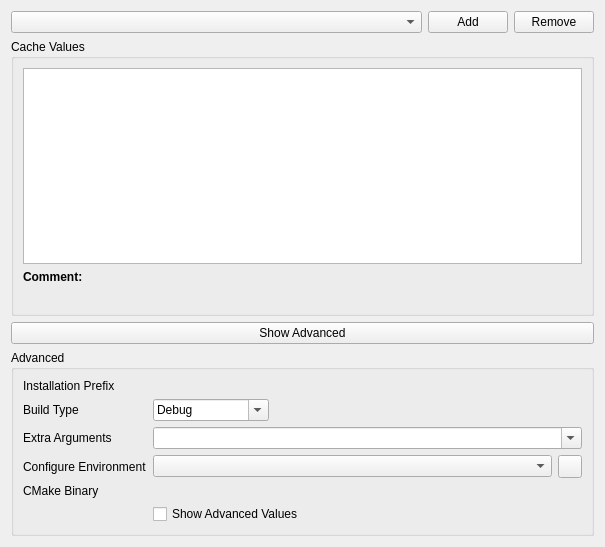
First picture: the form in projectmanagers/cmake/settings/cmakebuildsettings.ui, repository KDE/kdevelop, before the edit.
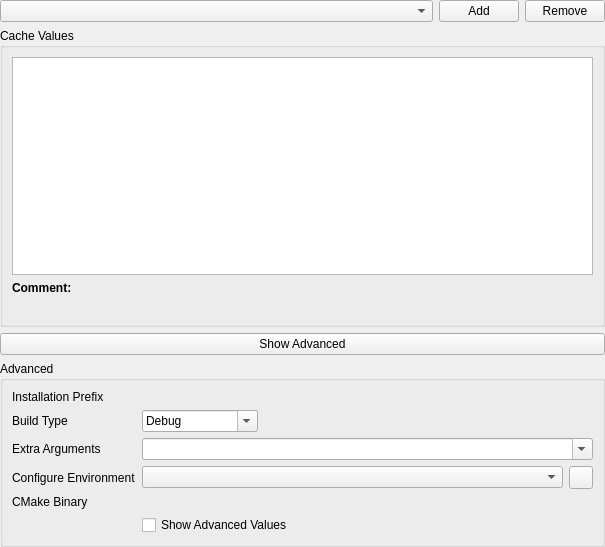
Second picture: the form after the edit. Custom widgets are drawn as their Qt base class.

Commit message: Remove additional margin around setting pages

Diff of the .ui file:
```diff
--- a/projectmanagers/cmake/settings/cmakebuildsettings.ui
+++ b/projectmanagers/cmake/settings/cmakebuildsettings.ui
@@ -17,6 +17,9 @@
    </sizepolicy>
   </property>
   <layout class="QVBoxLayout">
+   <property name="margin">
+    <number>0</number>
+   </property>
    <item>
     <layout class="QHBoxLayout">
      <item>
```
The commit also changes 7 other files.
